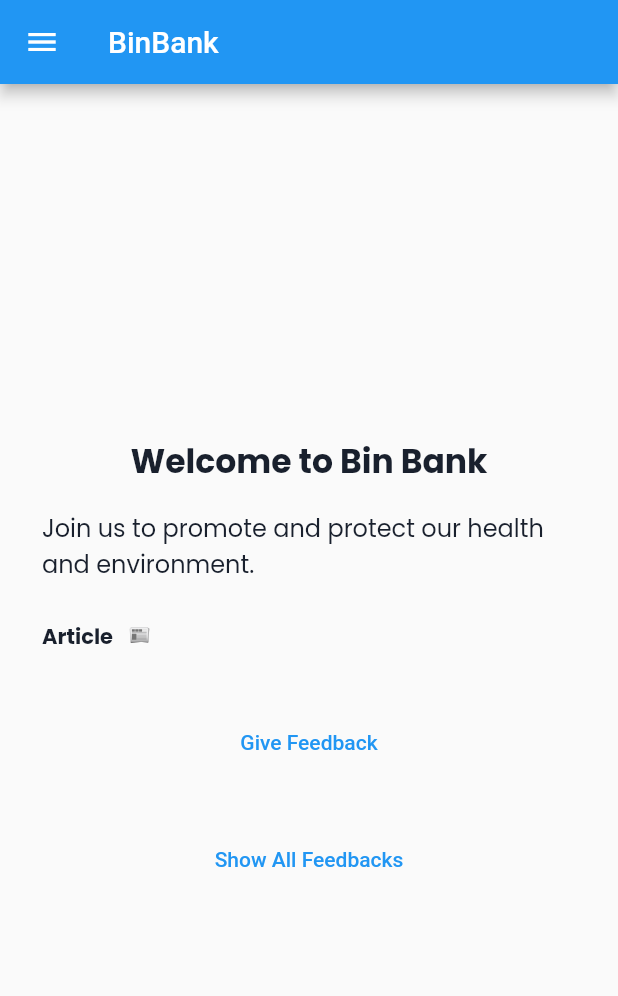
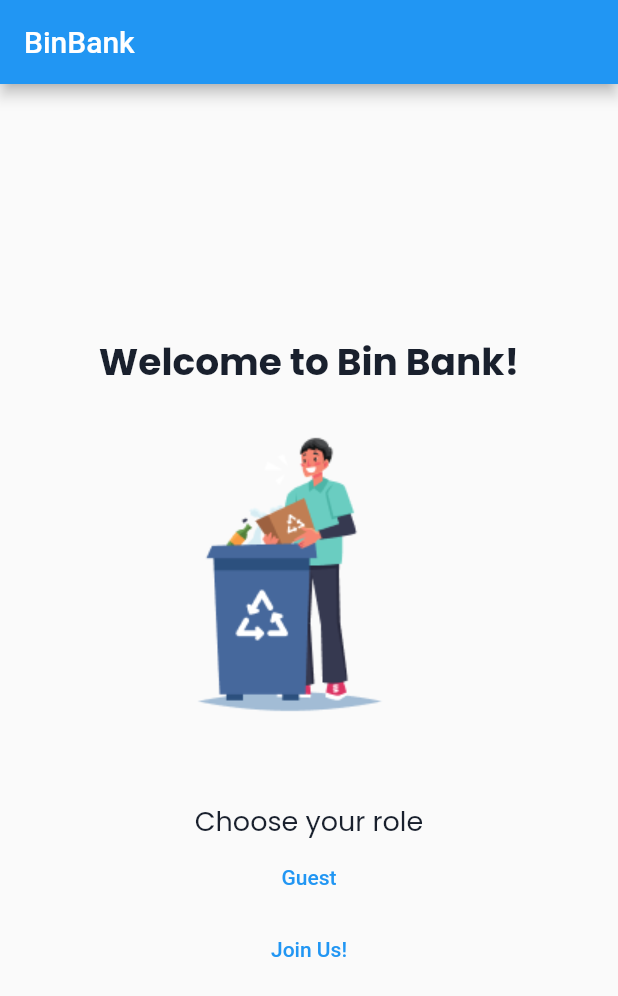
Before and after one commit to rafighalibin/bin_bank_app, a Flutter app: the screen it shows after launch, on a phone screen of 412 x 824 dp. Shown: the top 996 px of the screen. Run offline on Flutter 3.47's test engine with Material 2 defaults, Android fonts, the light colour scheme and no system bars; our stand-ins replace google_fonts; missing offline and left inert: pbp_django_auth; accounts and stored records are empty.

Commit message:
renew main.dart

```diff
--- a/lib/main.dart
+++ b/lib/main.dart
@@ -1,12 +1,12 @@
 import 'package:bin_bank_app/page/login_page.dart';
 import 'package:bin_bank_app/utility/drawer_public.dart';
 import 'package:bin_bank_app/utility/drawer_user.dart';
+import 'package:bin_bank_app/page/homepage.dart';
 import 'package:flutter/material.dart';
 import 'package:pbp_django_auth/pbp_django_auth.dart';
 import 'package:provider/provider.dart';
 import 'package:bin_bank_app/app_styles.dart';
-import 'package:bin_bank_app/page/feedback_form.dart';
-import 'package:bin_bank_app/page/feedback_detail.dart';
+import 'package:bin_bank_app/page/homepage.dart';
 
 void main() {
   bool isLoggedIn = false;
@@ -47,41 +47,12 @@ class MyHomePage extends StatefulWidget {
 }
 
 class _MyHomePageState extends State<MyHomePage> {
-  Widget getWidget() {
-    final request = context.watch<CookieRequest>();
-
-    if (request.jsonData['username'] == null) {
-      return const MyDrawerPublic();
-    } else {
-      return const MyDrawerUser();
-    }
-  }
-
   @override
   Widget build(BuildContext context) {
-    List<String> articleTitle = [
-      'E-waste management must get policy priority',
-      'How Can We Solve The Growing E-Waste Problem?',
-      'Jubir G20 Sebut Permasalahan Sampah Menumpuk di Indonesia',
-    ];
-
-    List<String> publisher = [
-      'NEW AGE',
-      'EPOLINE',
-      'KBR',
-    ];
-
-    List<String> images = [
-      'waste-1.jpg',
-      'waste-2.jpg',
-      'waste-3.jpg',
-    ];
-
     return Scaffold(
         appBar: AppBar(
           title: const Text("BinBank"),
         ),
-        drawer: getWidget(),
         body: Center(
           child: SingleChildScrollView(
             child: Container(
@@ -90,78 +61,78 @@ class _MyHomePageState extends State<MyHomePage> {
                 children: [
                   Padding(
                     padding: const EdgeInsets.all(8.0),
-                    child: Text('Welcome to Bin Bank',
+                    child: Column(
+                      mainAxisSize: MainAxisSize.max,
+                      children: [
+                        Text('Welcome to Bin Bank!',
                             style: kPoppinsBold.copyWith(
-                          fontSize: 22,
+                              fontSize: 25,
                               color: kDarkBlue,
                             )),
-                  ),
-                  Padding(
-                    padding: const EdgeInsets.all(8.0),
-                    child: Text(
-                        'Join us to promote and protect our health and environment.',
-                        style: kPoppinsRegular.copyWith(
-                          fontSize: 16,
-                        )),
-                  ),
-                  const SizedBox(
-                    height: 10,
-                  ),
-                  Container(
-                    height: 35,
-                    padding: const EdgeInsets.all(8.0),
-                    child: Row(
+                        Column(
                           children: [
-                        Text(
-                          'Article',
-                          style: kPoppinsBold.copyWith(
-                            fontSize: 14,
-                          ),
-                        ),
-                        const SizedBox(
-                          width: 10,
-                        ),
-                        Text(
-                          '📰',
-                          style: kPoppinsBold.copyWith(
-                            fontSize: 12,
-                          ),
-                        )
+                            Image.asset('assets/cover.png'),
                           ],
                         ),
-                  ),
-                  const SizedBox(
-                    height: 30,
-                  ),
+                        Text('Choose your role',
+                            style: kPoppinsRegular.copyWith(
+                              fontSize: 18,
+                              color: kDarkBlue,
+                            )),
                         TextButton(
                             style: ButtonStyle(
                               foregroundColor:
                                   MaterialStateProperty.all<Color>(Colors.blue),
+                              overlayColor:
+                                  MaterialStateProperty.resolveWith<Color?>(
+                                (Set<MaterialState> states) {
+                                  if (states.contains(MaterialState.hovered)) {
+                                    return Colors.blue.withOpacity(0.04);
+                                  }
+                                  if (states.contains(MaterialState.focused) ||
+                                      states.contains(MaterialState.pressed)) {
+                                    return Colors.blue.withOpacity(0.12);
+                                  }
+                                  return null; // Defer to the widget's default.
+                                },
+                              ),
                             ),
                             onPressed: () {
                               Navigator.push(
                                   context,
                                   MaterialPageRoute(
-                              builder: (context) => const MyFormPage()));
+                                      builder: (context) => const Home(
+                                            title: 'Bin Bank',
+                                          )));
                             },
-                    child: const Text('Give Feedback'),
-                  ),
-                  const SizedBox(
-                    height: 30,
-                  ),
+                            child: const Text('Guest')),
                         TextButton(
                             style: ButtonStyle(
                               foregroundColor:
                                   MaterialStateProperty.all<Color>(Colors.blue),
+                              overlayColor:
+                                  MaterialStateProperty.resolveWith<Color?>(
+                                (Set<MaterialState> states) {
+                                  if (states.contains(MaterialState.hovered)) {
+                                    return Colors.blue.withOpacity(0.04);
+                                  }
+                                  if (states.contains(MaterialState.focused) ||
+                                      states.contains(MaterialState.pressed)) {
+                                    return Colors.blue.withOpacity(0.12);
+                                  }
+                                  return null; // Defer to the widget's default.
+                                },
+                              ),
                             ),
                             onPressed: () {
                               Navigator.push(
                                   context,
                                   MaterialPageRoute(
-                              builder: (context) =>
-                                  const FeedbackDetailPage()));
+                                      builder: (context) => const LoginPage()));
                             },
-                    child: const Text('Show All Feedbacks'),
+                            child: const Text('Join Us!')),
+                      ],
+                    ),
                   ),
                 ],
               ),
--- a/lib/utility/drawer_public.dart
+++ b/lib/utility/drawer_public.dart
@@ -1,3 +1,4 @@
+import 'package:bin_bank_app/page/homepage.dart';
 import 'package:bin_bank_app/page/login_page.dart';
 import 'package:bin_bank_app/page/register_page.dart';
 import 'package:bin_bank_app/page/leaderboard.dart';
@@ -26,10 +27,10 @@ class MyDrawerPublic extends StatelessWidget {
           runSpacing: 12,
           children: [
             ListTile(
-              title: const Text('HomePage'),
+              title: const Text('Home'),
               onTap: () {
                 Navigator.of(context).pushReplacement(MaterialPageRoute(
-                    builder: (context) => const MyHomePage(
+                    builder: (context) => const Home(
                           title: 'Bin Bank',
                         )));
               },
```
Also changed, not shown: lib/page/homepage.dart (added, +143 -0 lines), pubspec.yaml (+5 -3 lines), assets/cover.png (added), 1 other file. Lines whose indentation alone changed are shown as unchanged.
